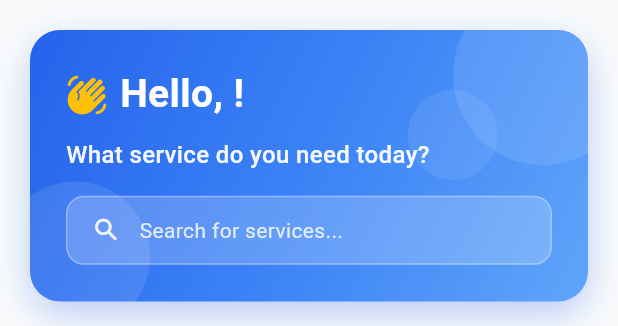
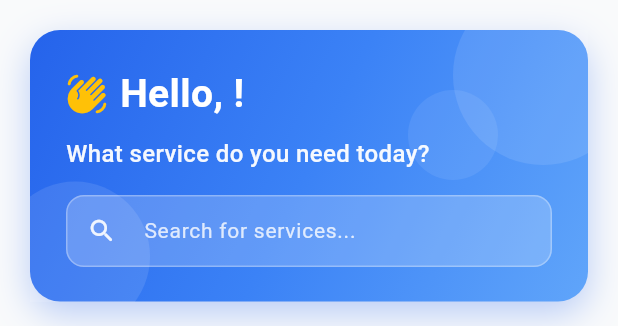
Before and after one commit to BeeNeural-com/SkillConnect, a Flutter app: the CustomerHomeScreen screen opened directly, on a phone screen of 412 x 824 dp, the part 84-410 px from its top. Run offline on Flutter 3.47's test engine with Material 3 defaults, Android fonts, the light colour scheme and no system bars; our stand-ins replace cloud_firestore, firebase_auth, firebase_core, firebase_messaging, firebase_storage, flutter_dotenv and 8 more; accounts and stored records are empty; generated files the repository leaves out were written again.

Commit message:
feat(customer): add service search functionality to home screen
- Convert CustomerHomeScreen from ConsumerWidget to ConsumerStatefulWidget to manage search state
- Add TextEditingController for search input with proper disposal in lifecycle
- Implement service filtering logic that searches across service titles and descriptions
- Replace static search bar UI with functional TextField that updates filtered results in real-time
- Add clear button (X icon) to search field for quick query reset
- Define comprehensive _allServices list with all available service categories and metadata
- Update navigation to use GoogleSignInScreen instead of deprecated LoginScreen
- Refactor _buildAppBar and _buildRecentBookings methods to remove unused WidgetRef parameter
- Add booking_history_screen import for future navigation support
- Improve search UX with case-insensitive matching and dynamic result filtering

```diff
--- a/lib/features/customer/screens/customer_home_screen.dart
+++ b/lib/features/customer/screens/customer_home_screen.dart
@@ -8,18 +8,93 @@ import '../../../providers/booking_provider.dart';
 import '../../../providers/notification_provider.dart';
 import '../../../models/booking_model.dart';
 import '../../shared/widgets/loading_widget.dart';
-import '../../auth/screens/login_screen.dart';
+import '../../auth/screens/google_signin_screen.dart';
 import 'service_request_screen.dart';
 import 'booking_detail_screen.dart';
+import 'booking_history_screen.dart';
 import 'customer_profile_screen.dart';
 import '../../shared/screens/notifications_screen.dart';
 import 'chatbot_screen.dart';
 
-class CustomerHomeScreen extends ConsumerWidget {
+class CustomerHomeScreen extends ConsumerStatefulWidget {
   const CustomerHomeScreen({super.key});
 
   @override
-  Widget build(BuildContext context, WidgetRef ref) {
+  ConsumerState<CustomerHomeScreen> createState() => _CustomerHomeScreenState();
+}
+
+class _CustomerHomeScreenState extends ConsumerState<CustomerHomeScreen> {
+  final TextEditingController _searchController = TextEditingController();
+  String _searchQuery = '';
+
+  @override
+  void dispose() {
+    _searchController.dispose();
+    super.dispose();
+  }
+
+  // All available services
+  final List<Map<String, dynamic>> _allServices = [
+    {
+      'icon': Icons.plumbing_rounded,
+      'title': 'plumbing',
+      'description': 'Pipes & Repairs',
+      'color': AppTheme.plumbingColor,
+      'imagePath': 'assets/images/plumbing_icon.png',
+    },
+    {
+      'icon': Icons.electrical_services_rounded,
+      'title': 'electrical',
+      'description': 'Wiring & Fixtures',
+      'color': AppTheme.electricalColor,
+      'imagePath': 'assets/images/electrical_icon.png',
+    },
+    {
+      'icon': Icons.carpenter_rounded,
+      'title': 'carpentry',
+      'description': 'Furniture & Wood',
+      'color': AppTheme.carpentryColor,
+      'imagePath': 'assets/images/carpentry_icon.png',
+    },
+    {
+      'icon': Icons.format_paint_rounded,
+      'title': 'painting',
+      'description': 'Interior & Exterior',
+      'color': AppTheme.paintingColor,
+      'imagePath': 'assets/images/painting_icon.png',
+    },
+    {
+      'icon': Icons.ac_unit_rounded,
+      'title': 'appliance',
+      'description': 'Cooling Solutions',
+      'color': AppTheme.acColor,
+      'imagePath': 'assets/images/ac_icon.png',
+    },
+    {
+      'icon': Icons.cleaning_services_rounded,
+      'title': 'cleaning',
+      'description': 'Home & Office',
+      'color': AppTheme.cleaningColor,
+      'imagePath': null,
+    },
+  ];
+
+  List<Map<String, dynamic>> get _filteredServices {
+    if (_searchQuery.isEmpty) {
+      return _allServices;
+    }
+    return _allServices.where((service) {
+      final title = AppConstants.getCategoryDisplayName(
+        service['title'] as String,
+      ).toLowerCase();
+      final description = (service['description'] as String).toLowerCase();
+      final query = _searchQuery.toLowerCase();
+      return title.contains(query) || description.contains(query);
+    }).toList();
+  }
+
+  @override
+  Widget build(BuildContext context) {
     final userAsync = ref.watch(currentUserProvider);
 
     return Scaffold(
@@ -45,7 +120,7 @@ class CustomerHomeScreen extends ConsumerWidget {
             // User not found - navigate to login
             WidgetsBinding.instance.addPostFrameCallback((_) {
               Navigator.of(context).pushAndRemoveUntil(
-                MaterialPageRoute(builder: (_) => const LoginScreen()),
+                MaterialPageRoute(builder: (_) => const GoogleSignInScreen()),
                 (route) => false,
               );
             });
@@ -62,7 +137,7 @@ class CustomerHomeScreen extends ConsumerWidget {
             child: CustomScrollView(
               physics: const AlwaysScrollableScrollPhysics(),
               slivers: [
-                _buildAppBar(context, ref, user.name),
+                _buildAppBar(context, user.name),
                 SliverToBoxAdapter(
                   child: Column(
                     crossAxisAlignment: CrossAxisAlignment.start,
@@ -71,7 +146,7 @@ class CustomerHomeScreen extends ConsumerWidget {
                       const SizedBox(height: 32),
                       _buildServicesSection(context),
                       const SizedBox(height: 32),
-                      _buildRecentBookings(context, ref, user.id),
+                      _buildRecentBookings(context, user.id),
                       const SizedBox(height: 32),
                     ],
                   ),
@@ -86,7 +161,7 @@ class CustomerHomeScreen extends ConsumerWidget {
     );
   }
 
-  Widget _buildAppBar(BuildContext context, WidgetRef ref, String userName) {
+  Widget _buildAppBar(BuildContext context, String userName) {
     final unreadCountAsync = ref.watch(unreadNotificationCountProvider);
 
     return SliverAppBar(
@@ -325,35 +400,69 @@ class CustomerHomeScreen extends ConsumerWidget {
                   ),
                 ),
                 const SizedBox(height: 16),
-                Container(
-                  padding: const EdgeInsets.symmetric(
+                // Functional Search Bar
+                TextField(
+                  controller: _searchController,
+                  onChanged: (value) {
+                    setState(() {
+                      _searchQuery = value;
+                    });
+                  },
+                  style: const TextStyle(color: Colors.white, fontSize: 14),
+                  cursorColor: Colors.white,
+                  decoration: InputDecoration(
+                    hintText: 'Search for services...',
+                    hintStyle: TextStyle(
+                      color: Colors.white.withValues(alpha: 0.8),
+                      fontSize: 14,
+                    ),
+                    prefixIcon: Icon(
+                      Icons.search_rounded,
+                      color: Colors.white.withValues(alpha: 0.9),
+                      size: 20,
+                    ),
+                    suffixIcon: _searchQuery.isNotEmpty
+                        ? IconButton(
+                            icon: Icon(
+                              Icons.clear_rounded,
+                              color: Colors.white.withValues(alpha: 0.9),
+                              size: 20,
+                            ),
+                            onPressed: () {
+                              setState(() {
+                                _searchController.clear();
+                                _searchQuery = '';
+                              });
+                            },
+                          )
+                        : null,
+                    border: OutlineInputBorder(
+                      borderRadius: BorderRadius.circular(12),
+                      borderSide: BorderSide(
+                        color: Colors.white.withValues(alpha: 0.3),
+                        width: 1,
+                      ),
+                    ),
+                    enabledBorder: OutlineInputBorder(
+                      borderRadius: BorderRadius.circular(12),
+                      borderSide: BorderSide(
+                        color: Colors.white.withValues(alpha: 0.3),
+                        width: 1,
+                      ),
+                    ),
+                    focusedBorder: OutlineInputBorder(
+                      borderRadius: BorderRadius.circular(12),
+                      borderSide: BorderSide(
+                        color: Colors.white.withValues(alpha: 0.6),
+                        width: 2,
+                      ),
+                    ),
+                    filled: true,
+                    fillColor: Colors.white.withValues(alpha: 0.2),
+                    contentPadding: const EdgeInsets.symmetric(
                       horizontal: 16,
                       vertical: 12,
                     ),
-                  decoration: BoxDecoration(
-                    color: Colors.white.withOpacity(0.2),
-                    borderRadius: BorderRadius.circular(12),
-                    border: Border.all(
-                      color: Colors.white.withOpacity(0.3),
-                      width: 1,
-                    ),
-                  ),
-                  child: Row(
-                    children: [
-                      Icon(
-                        Icons.search_rounded,
-                        color: Colors.white.withOpacity(0.9),
-                        size: 20,
-                      ),
-                      const SizedBox(width: 12),
-                      Text(
-                        'Search for services...',
-                        style: TextStyle(
-                          color: Colors.white.withOpacity(0.8),
-                          fontSize: 14,
-                        ),
-                      ),
-                    ],
                   ),
                 ),
               ],
@@ -365,83 +474,99 @@ class CustomerHomeScreen extends ConsumerWidget {
   }
 
   Widget _buildServicesSection(BuildContext context) {
+    final filteredServices = _filteredServices;
+
     return Column(
       crossAxisAlignment: CrossAxisAlignment.start,
       children: [
-        const Padding(
-          padding: EdgeInsets.symmetric(horizontal: 20),
+        Padding(
+          padding: const EdgeInsets.symmetric(horizontal: 20),
           child: Row(
             children: [
-              Icon(
+              const Icon(
                 Icons.home_repair_service_rounded,
                 color: AppTheme.primaryColor,
                 size: 24,
               ),
-              SizedBox(width: 8),
-              Text('Our Services', style: AppTheme.h3),
+              const SizedBox(width: 8),
+              const Text('Our Services', style: AppTheme.h3),
+              if (_searchQuery.isNotEmpty) ...[
+                const SizedBox(width: 8),
+                Text(
+                  '(${filteredServices.length})',
+                  style: TextStyle(
+                    fontSize: 16,
+                    color: AppTheme.textSecondaryColor,
+                    fontWeight: FontWeight.w500,
+                  ),
+                ),
+              ],
             ],
           ),
         ),
         const SizedBox(height: 16),
+        if (filteredServices.isEmpty)
           Padding(
             padding: const EdgeInsets.symmetric(horizontal: 20),
-          child: GridView.count(
+            child: Container(
+              padding: const EdgeInsets.all(32),
+              decoration: BoxDecoration(
+                color: Colors.white,
+                borderRadius: BorderRadius.circular(AppTheme.radiusLg),
+                border: Border.all(color: AppTheme.dividerColor),
+              ),
+              child: Column(
+                children: [
+                  Icon(
+                    Icons.search_off_rounded,
+                    size: 48,
+                    color: AppTheme.textSecondaryColor.withOpacity(0.5),
+                  ),
+                  const SizedBox(height: 16),
+                  Text(
+                    'No services found',
+                    style: TextStyle(
+                      fontSize: 16,
+                      fontWeight: FontWeight.w600,
+                      color: AppTheme.textSecondaryColor,
+                    ),
+                  ),
+                  const SizedBox(height: 8),
+                  Text(
+                    'Try searching with different keywords',
+                    style: TextStyle(
+                      fontSize: 14,
+                      color: AppTheme.textSecondaryColor.withOpacity(0.7),
+                    ),
+                  ),
+                ],
+              ),
+            ),
+          )
+        else
+          Padding(
+            padding: const EdgeInsets.symmetric(horizontal: 20),
+            child: GridView.builder(
               shrinkWrap: true,
               physics: const NeverScrollableScrollPhysics(),
+              gridDelegate: const SliverGridDelegateWithFixedCrossAxisCount(
                 crossAxisCount: 2,
                 mainAxisSpacing: 16,
                 crossAxisSpacing: 16,
                 childAspectRatio: 0.95,
-            children: [
-              _buildEnhancedServiceCard(
+              ),
+              itemCount: filteredServices.length,
+              itemBuilder: (context, index) {
+                final service = filteredServices[index];
+                return _buildEnhancedServiceCard(
                   context,
-                icon: Icons.plumbing_rounded,
-                title: 'plumbing',
-                description: 'Pipes & Repairs',
-                color: AppTheme.plumbingColor,
-                imagePath: 'assets/images/plumbing_icon.png',
-              ),
-              _buildEnhancedServiceCard(
-                context,
-                icon: Icons.electrical_services_rounded,
-                title: 'electrical',
-                description: 'Wiring & Fixtures',
-                color: AppTheme.electricalColor,
-                imagePath: 'assets/images/electrical_icon.png',
-              ),
-              _buildEnhancedServiceCard(
-                context,
-                icon: Icons.carpenter_rounded,
-                title: 'carpentry',
-                description: 'Furniture & Wood',
-                color: AppTheme.carpentryColor,
-                imagePath: 'assets/images/carpentry_icon.png',
-              ),
-              _buildEnhancedServiceCard(
-                context,
-                icon: Icons.format_paint_rounded,
-                title: 'painting',
-                description: 'Interior & Exterior',
-                color: AppTheme.paintingColor,
-                imagePath: 'assets/images/painting_icon.png',
-              ),
-              _buildEnhancedServiceCard(
-                context,
-                icon: Icons.ac_unit_rounded,
-                title: 'appliance',
-                description: 'Cooling Solutions',
-                color: AppTheme.acColor,
-                imagePath: 'assets/images/ac_icon.png',
-              ),
-              _buildEnhancedServiceCard(
-                context,
-                icon: Icons.cleaning_services_rounded,
-                title: 'cleaning',
-                description: 'Home & Office',
-                color: AppTheme.cleaningColor,
-                imagePath: null,
-              ),
-            ],
+                  icon: service['icon'] as IconData,
+                  title: service['title'] as String,
+                  description: service['description'] as String,
+                  color: service['color'] as Color,
+                  imagePath: service['imagePath'] as String?,
+                );
+              },
             ),
           ),
       ],
@@ -586,11 +711,7 @@ class CustomerHomeScreen extends ConsumerWidget {
     );
   }
 
-  Widget _buildRecentBookings(
-    BuildContext context,
-    WidgetRef ref,
-    String userId,
-  ) {
+  Widget _buildRecentBookings(BuildContext context, String userId) {
     final bookingsAsync = ref.watch(userBookingsProvider(userId));
 
     return Column(
@@ -614,7 +735,12 @@ class CustomerHomeScreen extends ConsumerWidget {
               ),
               TextButton(
                 onPressed: () {
-                  // Navigate to all bookings
+                  Navigator.push(
+                    context,
+                    MaterialPageRoute(
+                      builder: (_) => const BookingHistoryScreen(),
+                    ),
+                  );
                 },
                 child: const Text('View All'),
               ),
```
Lines whose indentation alone changed are shown as unchanged.
